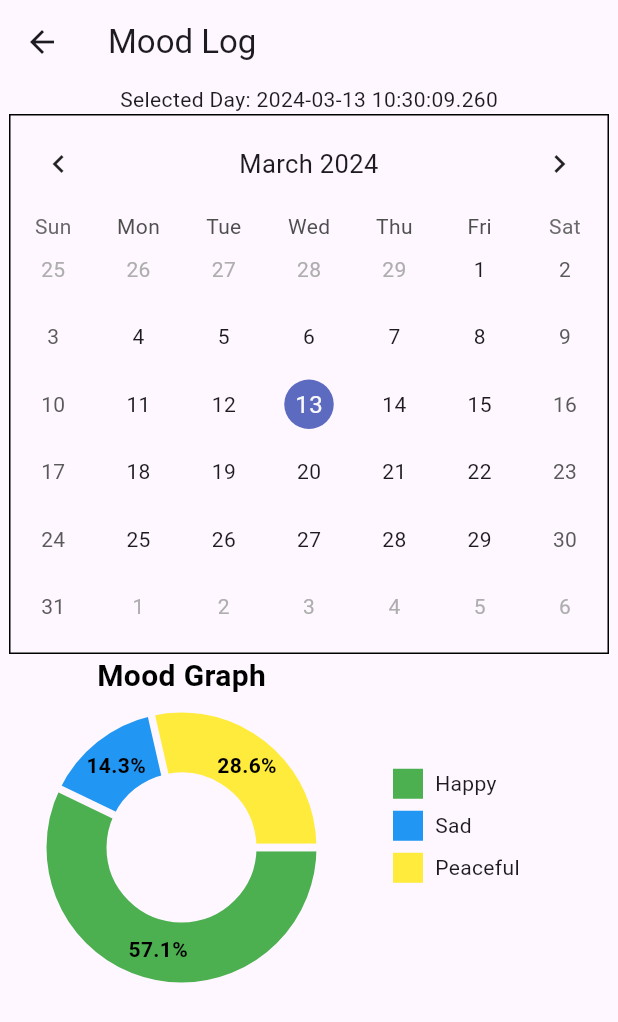
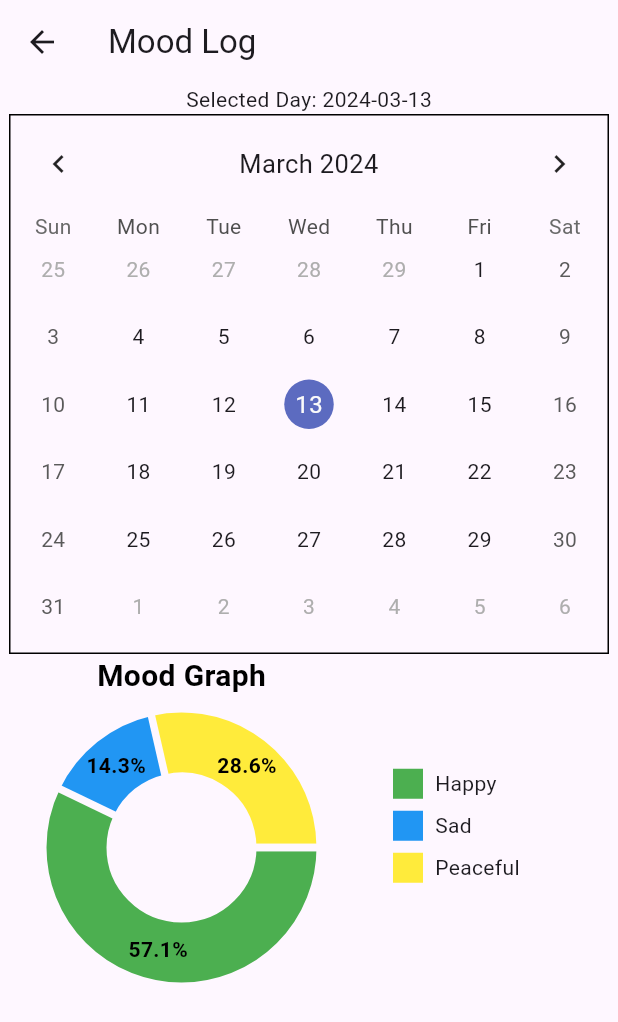
Before and after one commit to WillssEdgar/MoodWaves, a Flutter app: the MoodLog screen opened directly, on a phone screen of 412 x 824 dp. Shown: the top 1022 px of the screen. Run offline on Flutter 3.47's test engine with Material 3 defaults, Android fonts, the phone set to English and light mode, and no system bars; drawn by our look-alikes of fl_chart, table_calendar; missing offline and left inert: dart:html.

Commit message:
Date Change

```diff
--- a/lib/screens/mood_log.dart
+++ b/lib/screens/mood_log.dart
@@ -1,4 +1,5 @@
 import 'package:flutter/material.dart';
+import 'package:intl/intl.dart';
 import 'package:mood_waves/classes/pie_chart.dart';
 import 'package:mood_waves/classes/mood.dart';
 import 'package:mood_waves/classes/mood_info.dart';
@@ -33,7 +34,7 @@ class _MoodLogState extends State<MoodLog> {
       body: SingleChildScrollView(
         child: Column(
           children: [
-            Text("Selected Day: $today"),
+            Text("Selected Day: ${DateFormat('yyyy-MM-dd').format(today)}"),
             Center(
               child: SizedBox(
                 height: 360,
```
Also changed, not shown: lib/main.dart (line endings or trailing spaces).
